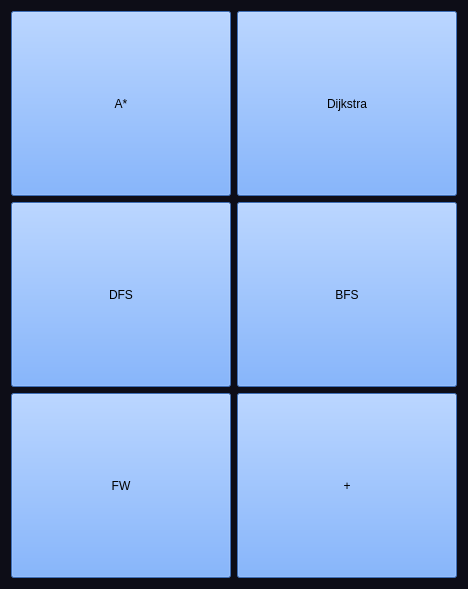
Qt form src/gui/algograph.ui (MATF-RS20/RS013-djiki) before a commit.
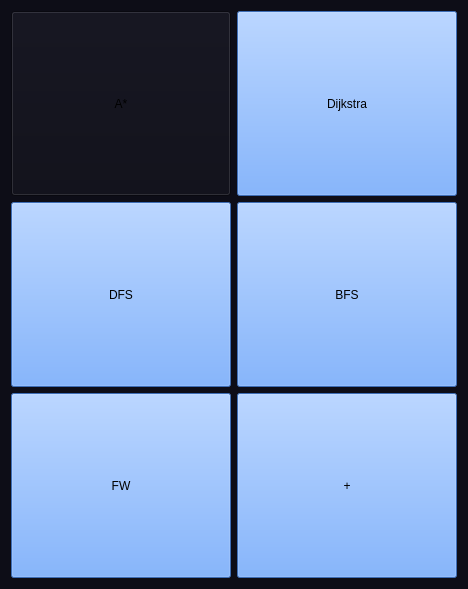
The same form after that commit.

```diff
--- a/src/gui/algograph.ui
+++ b/src/gui/algograph.ui
@@ -28,7 +28,7 @@
         </sizepolicy>
        </property>
        <property name="styleSheet">
-        <string notr="true">background-color: rgb(85, 153, 255);</string>
+        <string notr="true"/>
        </property>
        <property name="text">
         <string>A*</string>
```
